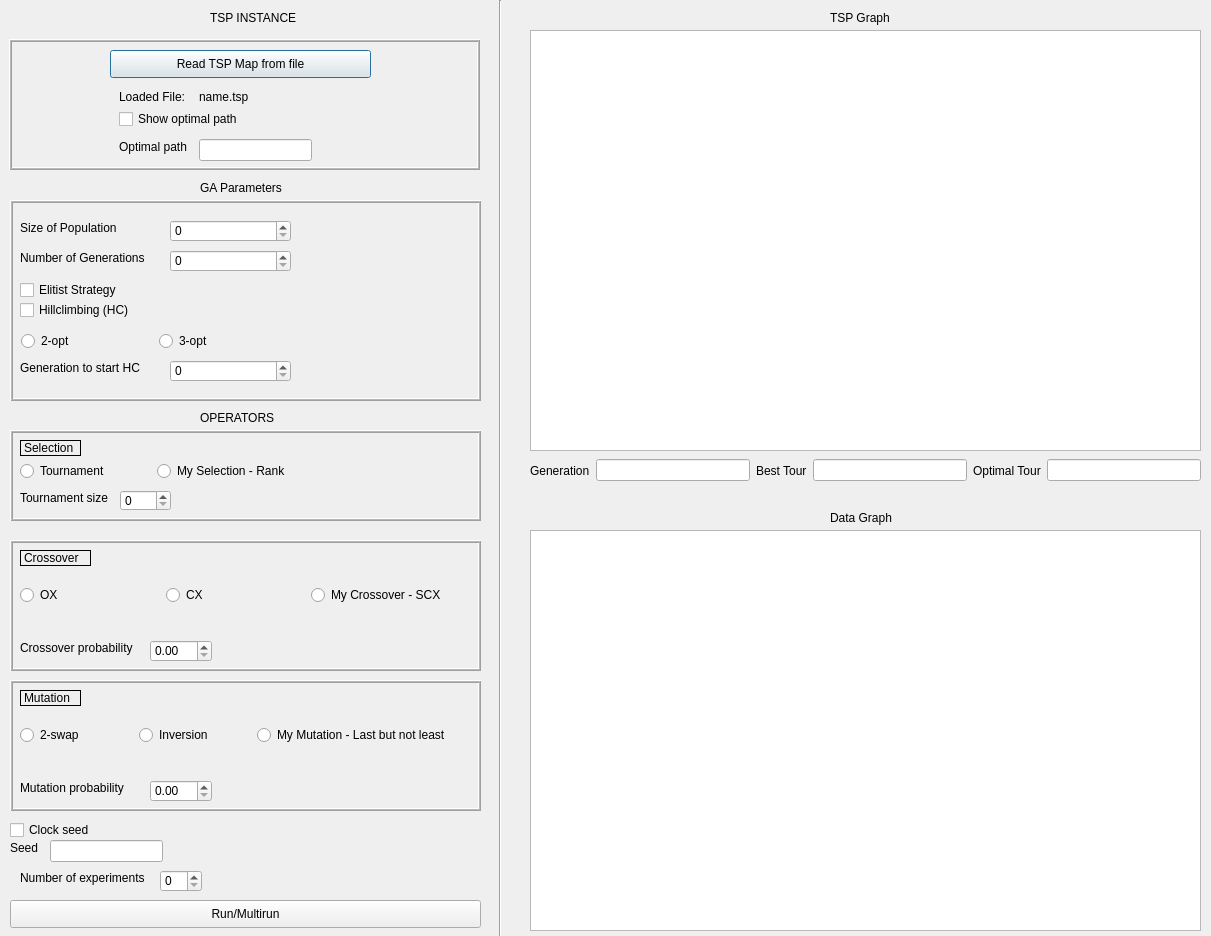
kanaji/TSP_AIN_FKKG, file tsp.ui: the form before one commit.
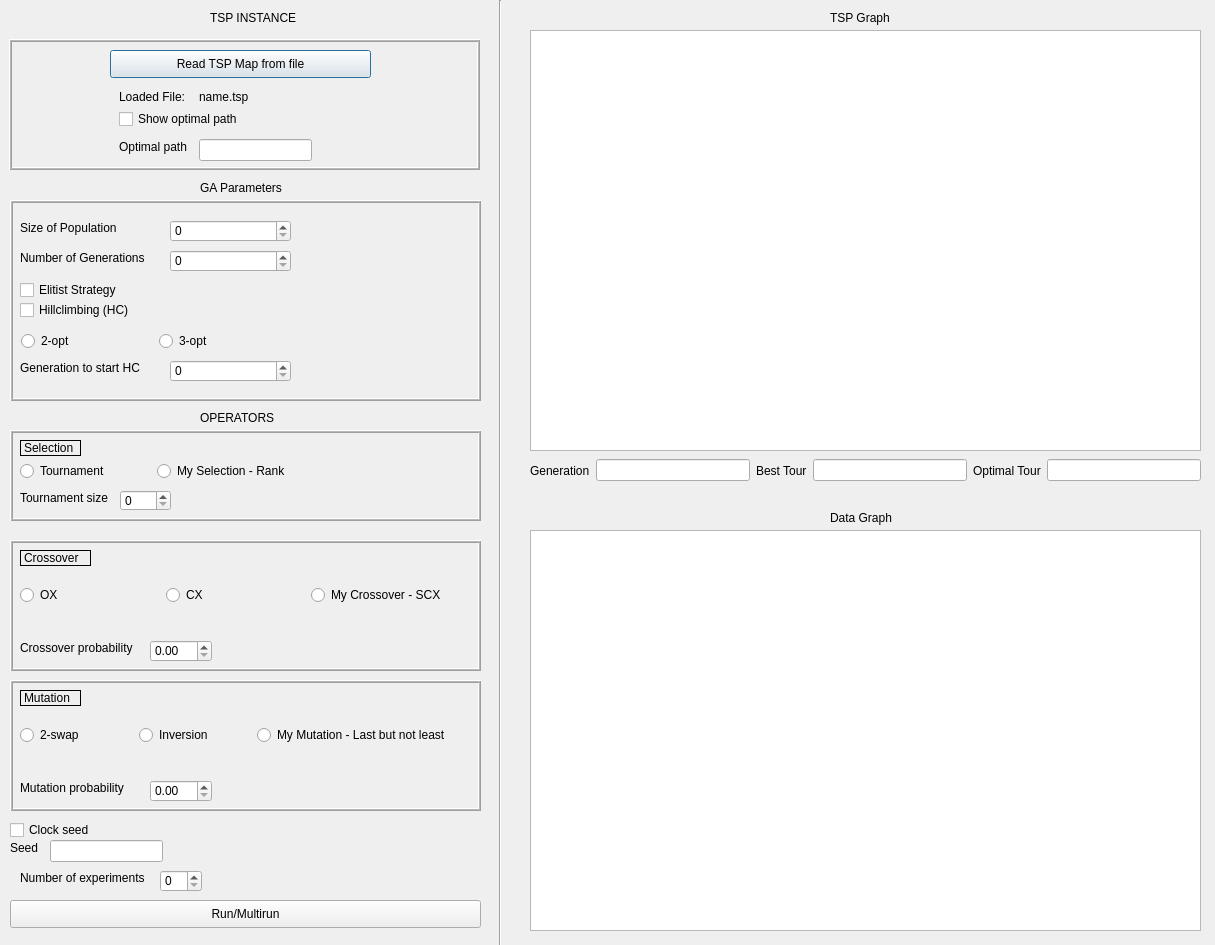
The form after the commit.

The edit to the form file:
```diff
--- a/tsp.ui
+++ b/tsp.ui
@@ -6,8 +6,8 @@
    <rect>
     <x>0</x>
     <y>0</y>
-    <width>1211</width>
-    <height>936</height>
+    <width>1215</width>
+    <height>945</height>
    </rect>
   </property>
   <property name="windowTitle">
@@ -137,7 +137,7 @@
      <rect>
       <x>190</x>
       <y>50</y>
-      <width>61</width>
+      <width>271</width>
       <height>16</height>
      </rect>
     </property>
```
Left out of the diff: 56 changed lines with no effect on the pictures.
